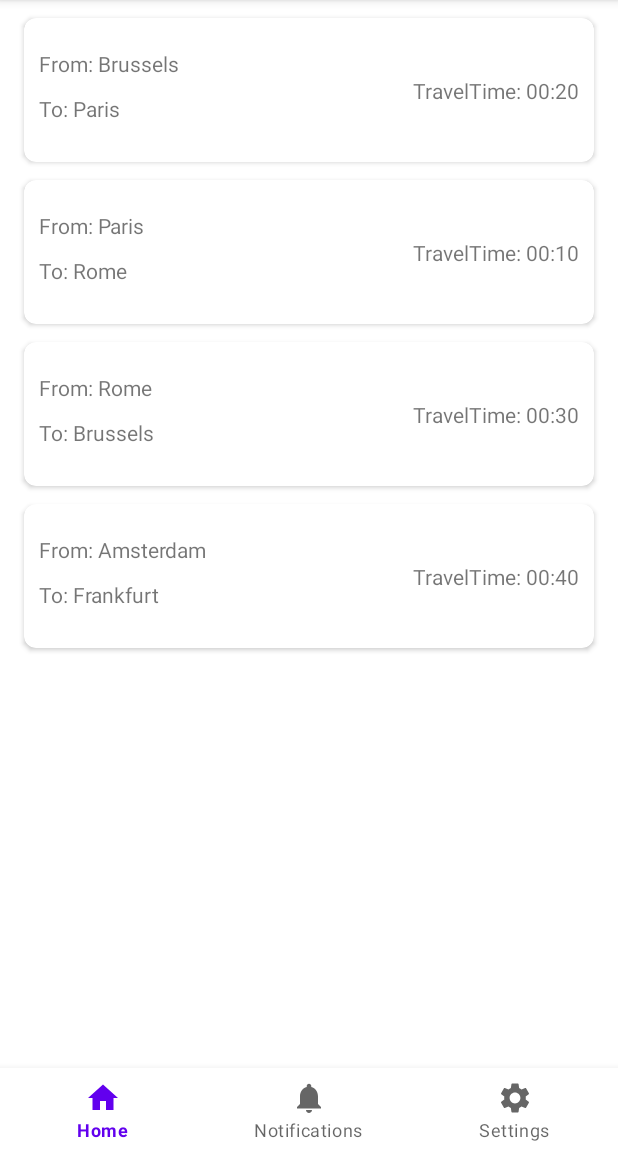
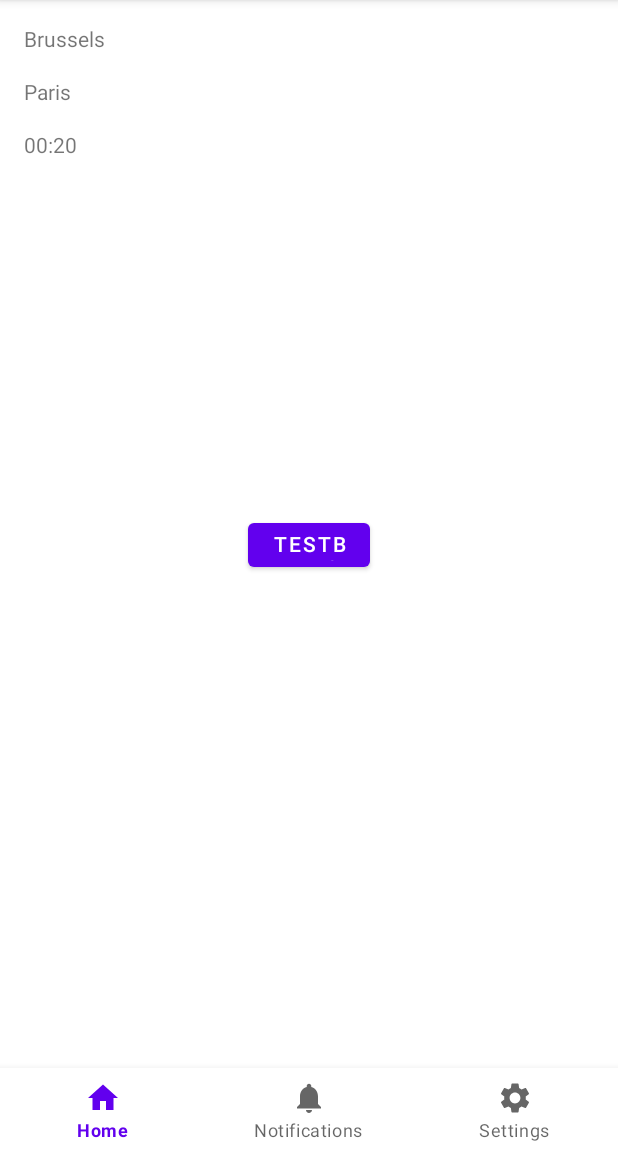
Before and after one commit to Maxet1000/appDevProject_Edmond_Max, an Android app: the HomeFragment screen opened directly, with no data from a screen before it, after a tap on an icon or button, on a phone screen of 412 x 824 dp, the part 84-1236 px from its top. Run offline under Robolectric (Android 15) with nearby library versions, the phone set to English and light mode, and no system bars; our stand-ins replace Firebase (no records; nobody signed in at launch, a user with empty details on screens opened directly); 3 statements that could not run were skipped.

Commit message:
working master detail view (ongoing develpment)
Signed-off-by: giothysham <edmond.tsampanis@student.uhasselt.be>

```diff
--- a/app/src/main/java/com/example/tracsit/HomeFragment.kt
+++ b/app/src/main/java/com/example/tracsit/HomeFragment.kt
@@ -26,7 +26,6 @@ class HomeFragment : Fragment() {
     private var param2: String? = null
     private lateinit var binding: FragmentHomeBinding
 
-    private lateinit var recyclerView: RecyclerView
     private lateinit var adapter: InformationAdapter
 
     override fun onCreate(savedInstanceState: Bundle?) {
@@ -43,6 +42,14 @@ class HomeFragment : Fragment() {
         adapter.setOnItemClickListener(object: InformationAdapter.onItemClickListener{
             override fun onItemClicked(position: Int) {
                 Toast.makeText(activity, "Clicked on $position", Toast.LENGTH_SHORT).show()
+                var bundle = Bundle()
+                var travelInfo = adapter.getTravelInformation()[position]
+                bundle.putString("fromLocation", adapter.getTravelInformation()[position].fromLocation)
+                bundle.putString("toLocation", adapter.getTravelInformation()[position].toLocation)
+                bundle.putString("travelTime", adapter.getTravelInformation()[position].travelTime)
+                var f = TravelInformationFragment()
+                f.arguments = bundle
+                goToFragment(f)
             }
         })
 
@@ -57,6 +64,14 @@ class HomeFragment : Fragment() {
         adapter = InformationAdapter()
         recyclerView.adapter = adapter
         return recyclerView
+    }
+
+    private fun goToFragment(fragment : Fragment){
+        parentFragmentManager.beginTransaction().apply{
+            replace(R.id.fragment_container_layout, fragment)
+            addToBackStack("Fragment_${fragment.id}")
+            commit()
+        }
     }
 
     companion object {
--- a/app/src/main/java/com/example/tracsit/InformationAdapter.kt
+++ b/app/src/main/java/com/example/tracsit/InformationAdapter.kt
@@ -72,5 +72,8 @@ class InformationAdapter : RecyclerView.Adapter<InformationAdapter.ViewHolder>()
         return travelList.size
     }
 
+    fun getTravelInformation(): ArrayList<TravelInformation>{
+        return travelList
+    }
 
 }
--- a/app/src/main/java/com/example/tracsit/MainActivity.kt
+++ b/app/src/main/java/com/example/tracsit/MainActivity.kt
@@ -4,22 +4,21 @@ import android.content.Intent
 import androidx.appcompat.app.AppCompatActivity
 import android.os.Bundle
 import android.view.MenuItem
-import android.view.View
-import android.view.inputmethod.InputMethodManager
 import androidx.appcompat.app.ActionBarDrawerToggle
 import androidx.fragment.app.Fragment
 import com.example.tracsit.databinding.ActivityMainBinding
 import com.google.android.gms.auth.api.signin.GoogleSignIn
-import com.google.android.gms.auth.api.signin.GoogleSignInClient
 import com.google.android.gms.auth.api.signin.GoogleSignInOptions
 import com.google.firebase.auth.FirebaseAuth
-import com.google.firebase.ktx.Firebase
+import android.os.Build
+import androidx.annotation.RequiresApi
 
 class MainActivity : AppCompatActivity() {
 
     private lateinit var binding : ActivityMainBinding
     private lateinit var menuBarToggle: ActionBarDrawerToggle
     private lateinit var auth: FirebaseAuth
+    private companion object var s: String? = null
 
     override fun onCreate(savedInstanceState: Bundle?) {
         super.onCreate(savedInstanceState)
--- a/app/src/main/java/com/example/tracsit/TravelInformation.kt
+++ b/app/src/main/java/com/example/tracsit/TravelInformation.kt
@@ -1,6 +1,37 @@
 package com.example.tracsit
 
-data class TravelInformation(var fromLocation: String,var toLocation: String, var travelTime: String) {
+import android.os.Parcel
+import android.os.Parcelable
+
+data class TravelInformation(var fromLocation: String?, var toLocation: String?, var travelTime: String?) :
+    Parcelable {
+    //parcelable can be used later to pass an object from fragments instead of parts of the fragment
+    constructor(parcel: Parcel) : this(
+        parcel.readString(),
+        parcel.readString(),
+        parcel.readString()
+    ) {
+    }
 
     constructor(travelInformation: TravelInformation) : this(travelInformation.fromLocation, travelInformation.toLocation, travelInformation.travelTime)
+
+    override fun writeToParcel(parcel: Parcel, flags: Int) {
+        parcel.writeString(fromLocation)
+        parcel.writeString(toLocation)
+        parcel.writeString(travelTime)
+    }
+
+    override fun describeContents(): Int {
+        return 0
+    }
+
+    companion object CREATOR : Parcelable.Creator<TravelInformation> {
+        override fun createFromParcel(parcel: Parcel): TravelInformation {
+            return TravelInformation(parcel)
+        }
+
+        override fun newArray(size: Int): Array<TravelInformation?> {
+            return arrayOfNulls(size)
+        }
+    }
 }
--- /dev/null
+++ b/app/src/main/java/com/example/tracsit/TravelInformationFragment.kt
@@ -0,0 +1,35 @@
+package com.example.tracsit
+
+import android.os.Bundle
+import android.view.LayoutInflater
+import android.view.View
+import android.view.ViewGroup
+import androidx.fragment.app.Fragment
+import com.example.tracsit.databinding.FragmentTravelInformationBinding
+
+class TravelInformationFragment : Fragment(R.layout.fragment_travel_information) {
+
+    private lateinit var binding: FragmentTravelInformationBinding
+
+    override fun onCreate(savedInstanceState: Bundle?) {
+        super.onCreate(savedInstanceState)
+        //Log.d(travelInfo, "sss")
+        //binding.fromLocationInfo.text = travelInfo
+        //if (travelInfo != null) {
+            //binding.fromLocationInfo.text = travelInfo.fromLocation
+            //binding.toLocationInfo.text = travelInfo.toLocation
+            //binding.travelTimeInfo.text = travelInfo.travelTime
+        //}
+    }
+
+    override fun onCreateView(
+        inflater: LayoutInflater, container: ViewGroup?,
+        savedInstanceState: Bundle?
+    ): View? {
+        binding = FragmentTravelInformationBinding.inflate(layoutInflater)
+        binding.fromLocationInfo.text = arguments?.getString("fromLocation")
+        binding.toLocationInfo.text = arguments?.getString("toLocation")
+        binding.travelTimeInfo.text = arguments?.getString("travelTime")
+        return binding.root
+    }
+}
--- /dev/null
+++ b/app/src/main/res/layout/fragment_travel_information.xml
@@ -0,0 +1,49 @@
+<?xml version="1.0" encoding="utf-8"?>
+<androidx.constraintlayout.widget.ConstraintLayout xmlns:android="http://schemas.android.com/apk/res/android"
+    xmlns:app="http://schemas.android.com/apk/res-auto"
+    xmlns:tools="http://schemas.android.com/tools"
+    android:id="@+id/HomeReminder"
+    android:layout_width="match_parent"
+    android:layout_height="match_parent">
+
+    <Button
+        android:id="@+id/confirmHomeLocationButton"
+        android:layout_width="81dp"
+        android:layout_height="41dp"
+        android:layout_marginBottom="328dp"
+        android:text="Testbutton"
+        app:layout_constraintBottom_toBottomOf="parent"
+        app:layout_constraintEnd_toEndOf="parent"
+        app:layout_constraintStart_toStartOf="parent" />
+
+    <TextView
+        android:id="@+id/fromLocationInfo"
+        android:layout_width="wrap_content"
+        android:layout_height="wrap_content"
+        android:layout_marginStart="16dp"
+        android:layout_marginTop="16dp"
+        android:text="From:"
+        app:layout_constraintStart_toStartOf="parent"
+        app:layout_constraintTop_toTopOf="parent" />
+
+    <TextView
+        android:id="@+id/toLocationInfo"
+        android:layout_width="wrap_content"
+        android:layout_height="wrap_content"
+        android:layout_marginStart="16dp"
+        android:layout_marginTop="16dp"
+        android:text="To:"
+        app:layout_constraintStart_toStartOf="parent"
+        app:layout_constraintTop_toBottomOf="@+id/fromLocationInfo" />
+
+    <TextView
+        android:id="@+id/travelTimeInfo"
+        android:layout_width="wrap_content"
+        android:layout_height="wrap_content"
+        android:layout_marginStart="16dp"
+        android:layout_marginTop="16dp"
+        android:text="TT:"
+        app:layout_constraintStart_toStartOf="parent"
+        app:layout_constraintTop_toBottomOf="@+id/toLocationInfo" />
+
+</androidx.constraintlayout.widget.ConstraintLayout>
```
